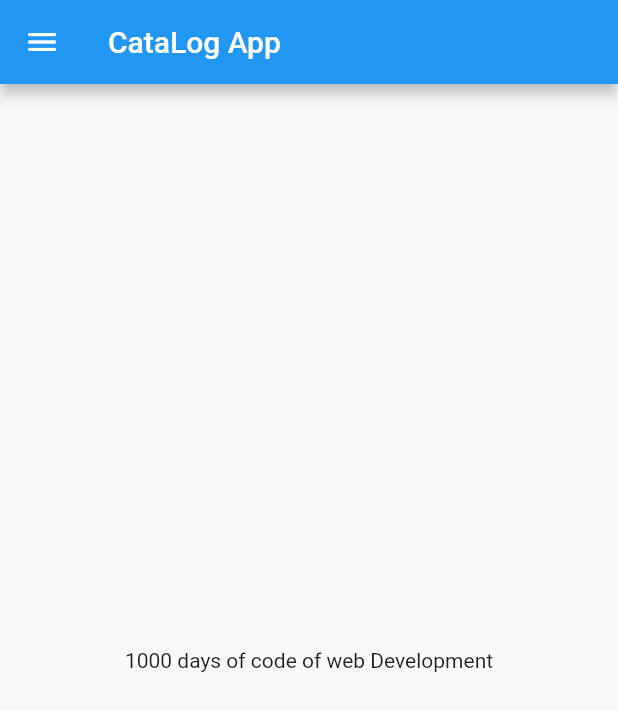
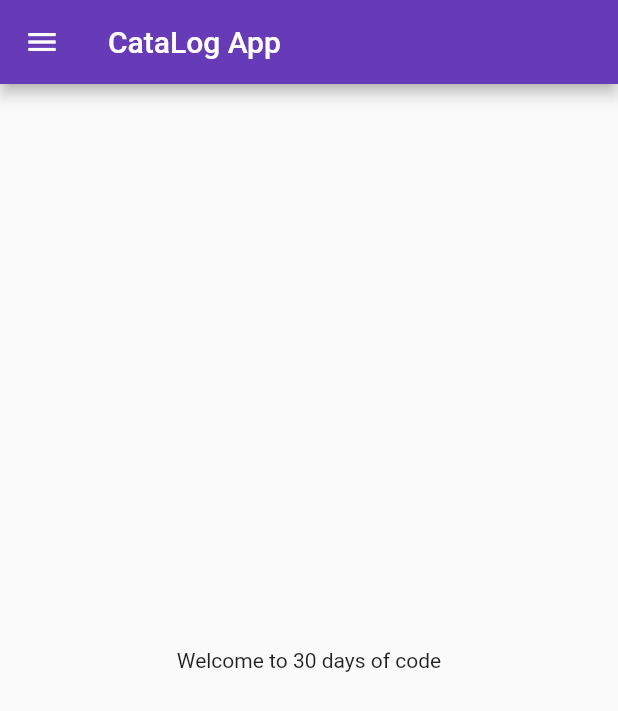
Before and after one commit to siddharthsharma001/classico, a Flutter app: the screen it shows after launch, on a phone screen of 412 x 824 dp. Shown: the top 711 px of the screen. Run offline on Flutter 3.47's test engine with Material 2 defaults, Android fonts, the phone set to English and light mode, and no system bars.

Commit message:
day3 completed

```diff
--- a/lib/main.dart
+++ b/lib/main.dart
@@ -1,9 +1,9 @@
 import 'package:flutter/material.dart';
 
 import 'pages/Home_page.dart';
-
+import 'pages/login_page.dart';
 void main() {
-  runApp(const Myapp());
+  runApp(Myapp());
 }
 
 class Myapp extends StatelessWidget {
@@ -11,12 +11,17 @@ class Myapp extends StatelessWidget {
 
   @override
   Widget build(BuildContext context) {
-    // int days = 500;
-    // String name = "web development";
+    return MaterialApp(
+      // home: loginPage(),
+      themeMode: ThemeMode.light,
+      theme: ThemeData(primarySwatch: Colors.deepPurple),
+      darkTheme: ThemeData(brightness: Brightness.dark),
 
-    return const MaterialApp(
-      home: Homepage(),
-      themeMode: ThemeMode.light,
+      initialRoute: "/Homepage",
+      routes: {
+        "/Homepage" :(context) => Homepage(),
+        "/loginpage" :(context) => loginPage(),
+      },
     );
   }
 }
--- a/lib/pages/Home_page.dart
+++ b/lib/pages/Home_page.dart
@@ -3,27 +3,20 @@ import 'package:flutter/material.dart';
 class Homepage extends StatelessWidget {
   const Homepage({super.key});
 
-  final int days = 1000;
-
-  final String name = "web Development";
-
   @override
   Widget build(BuildContext context) {
-    const String apkname = "CataLog App";
 
+    final String apkname =  "CataLog App";
 
     return Scaffold(
-      // app title and menu
       appBar: AppBar(
-        title: const Text(apkname),
+        title: Text(apkname),
       ),
-
-      // main / body of all
       body: Center(
-        child: Text("$days days of code of $name"),
+        child: Container(
+          child: Text("Welcome to 30 days of code"),
+        ),
       ),
-
-      // used to make the drawer menu
       drawer: Drawer(),
     );
   }
```
Also changed, not shown: lib/pages/login_page.dart (added, +32 -0 lines).
